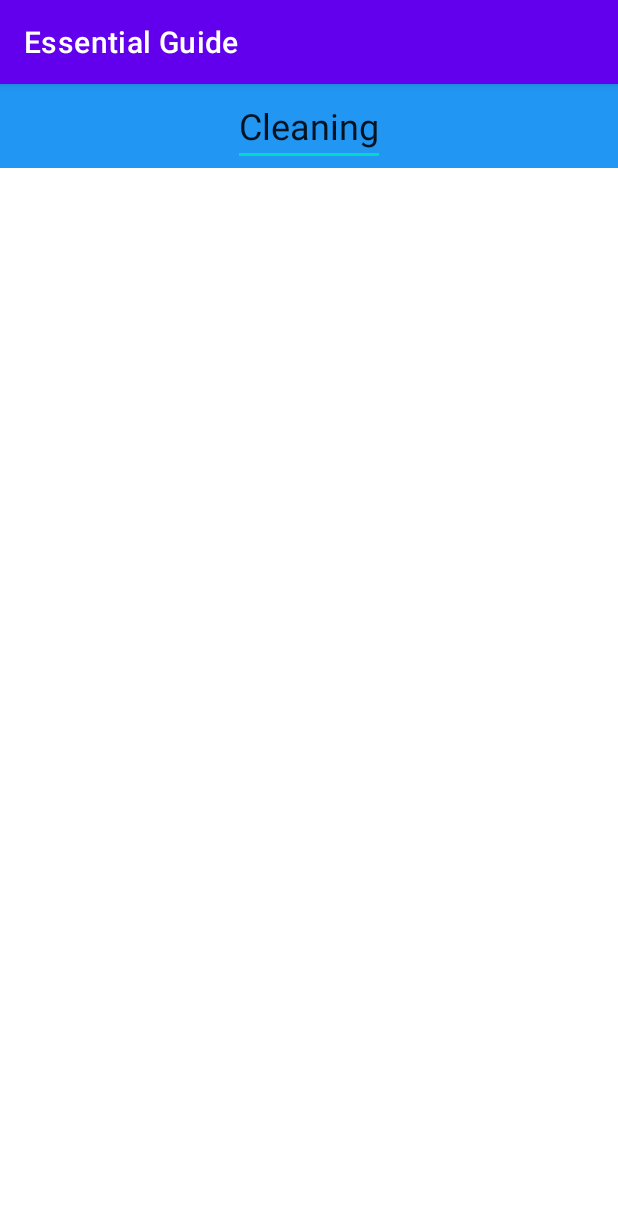
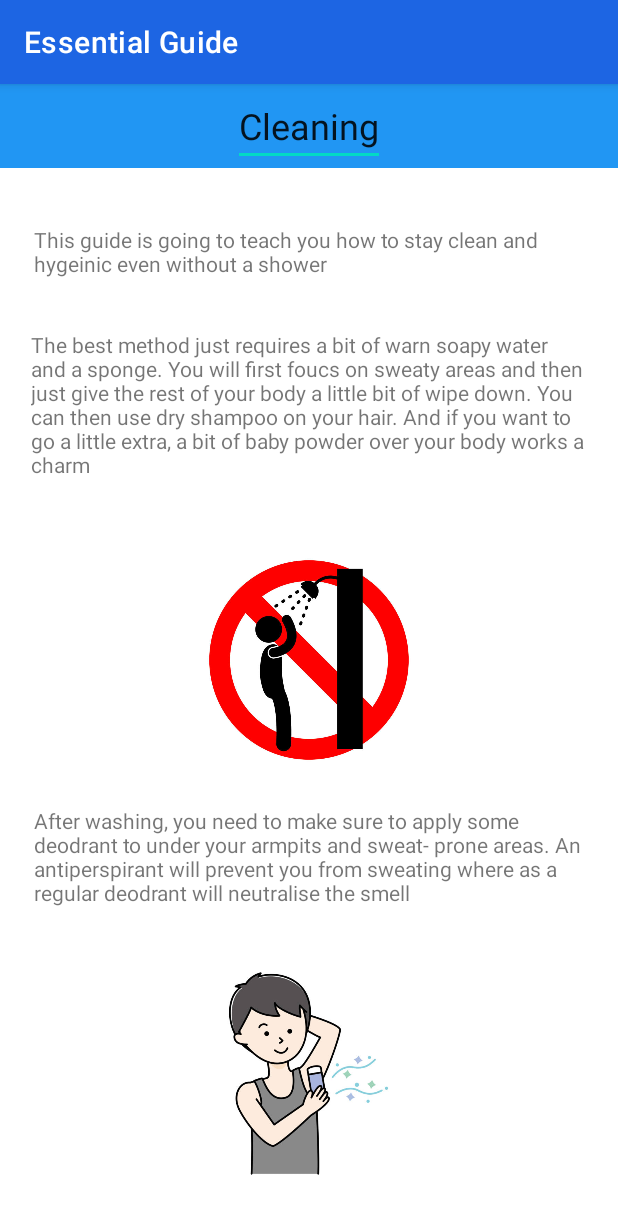
Before and after one commit to harvey1344/Synoptic_Project, an Android app: the Cleaning screen opened directly, with no data from a screen before it, on a phone screen of 412 x 824 dp. Shown: the top 1214 px of the screen. Run offline under Robolectric (Android 15) with nearby library versions, the phone set to English and light mode, and no system bars.

Commit message:
cleaning

```diff
--- a/app/src/main/res/layout/activity_cleaning.xml
+++ b/app/src/main/res/layout/activity_cleaning.xml
@@ -25,4 +25,69 @@
         android:textSize="24sp"
         app:layout_anchor="@+id/toolbar"
         app:layout_anchorGravity="center" />
+
+    <androidx.constraintlayout.widget.ConstraintLayout
+        android:id="@+id/constraintLayout4"
+        android:layout_width="match_parent"
+        android:layout_height="match_parent">
+
+        <ImageView
+            android:id="@+id/imageView7"
+            android:layout_width="196dp"
+            android:layout_height="141dp"
+            app:layout_constraintBottom_toBottomOf="parent"
+            app:layout_constraintEnd_toEndOf="parent"
+            app:layout_constraintStart_toStartOf="parent"
+            app:layout_constraintTop_toTopOf="parent"
+            app:srcCompat="@drawable/shower" />
+
+        <TextView
+            android:id="@+id/textView12"
+            android:layout_width="366dp"
+            android:layout_height="43dp"
+            android:text="This guide is going to teach you how to stay clean and hygeinic even without a shower"
+            app:layout_constraintBottom_toBottomOf="parent"
+            app:layout_constraintEnd_toEndOf="parent"
+            app:layout_constraintHorizontal_bias="0.488"
+            app:layout_constraintStart_toStartOf="parent"
+            app:layout_constraintTop_toTopOf="parent"
+            app:layout_constraintVertical_bias="0.13" />
+
+        <TextView
+            android:id="@+id/textView13"
+            android:layout_width="369dp"
+            android:layout_height="121dp"
+            android:text="The best method just requires a bit of warn soapy water and a sponge. You will first foucs on sweaty areas and then just give the rest of your body a little bit of wipe down. You can then use dry shampoo on your hair. And if you want to go a little extra, a bit of baby powder over your body works a charm"
+            app:layout_constraintBottom_toBottomOf="parent"
+            app:layout_constraintEnd_toEndOf="parent"
+            app:layout_constraintHorizontal_bias="0.478"
+            app:layout_constraintStart_toStartOf="parent"
+            app:layout_constraintTop_toTopOf="parent"
+            app:layout_constraintVertical_bias="0.254" />
+
+        <TextView
+            android:id="@+id/textView14"
+            android:layout_width="368dp"
+            android:layout_height="81dp"
+            android:text="After washing, you need to make sure to apply some deodrant to under your armpits and sweat- prone areas. An antiperspirant will prevent you from sweating where as a regular deodrant will neutralise the smell"
+            app:layout_constraintBottom_toBottomOf="parent"
+            app:layout_constraintEnd_toEndOf="parent"
+            app:layout_constraintHorizontal_bias="0.511"
+            app:layout_constraintStart_toStartOf="parent"
+            app:layout_constraintTop_toTopOf="parent"
+            app:layout_constraintVertical_bias="0.701" />
+
+        <ImageView
+            android:id="@+id/imageView9"
+            android:layout_width="273dp"
+            android:layout_height="139dp"
+            app:layout_constraintBottom_toBottomOf="parent"
+            app:layout_constraintEnd_toEndOf="parent"
+            app:layout_constraintStart_toStartOf="parent"
+            app:layout_constraintTop_toTopOf="parent"
+            app:layout_constraintVertical_bias="0.939"
+            app:srcCompat="@drawable/deodrant" />
+
+    </androidx.constraintlayout.widget.ConstraintLayout>
+
 </androidx.coordinatorlayout.widget.CoordinatorLayout>
--- a/app/src/main/res/layout/activity_getting_online.xml
+++ b/app/src/main/res/layout/activity_getting_online.xml
@@ -21,7 +21,7 @@
         android:layout_height="wrap_content"
         android:ems="10"
         android:inputType="textPersonName"
-        android:text="Getting Online"
+        android:text="@string/getting_online"
         android:textSize="24sp"
         app:layout_anchor="@+id/toolbar"
         app:layout_anchorGravity="center" />
@@ -82,7 +82,7 @@
             android:id="@+id/textView9"
             android:layout_width="371dp"
             android:layout_height="104dp"
-            android:text="If youre reading this, we assume you know enough about getting online that this guide will just be a small helper. Now we are going to focus on getting online on a mobile device. So you can get our updates as we make them."
+            android:text="@string/onlinetext1"
             android:textSize="16sp"
             app:layout_constraintBottom_toBottomOf="parent"
             app:layout_constraintEnd_toEndOf="parent"
@@ -94,7 +94,7 @@
             android:id="@+id/textView10"
             android:layout_width="371dp"
             android:layout_height="104dp"
-            android:text="To begin were going to open the settings. From settigns we go to WiFi and network- WiFi. Now you will want to get the SSID (fancy word for name) from your wifi router. And then when prompted, enter the password. "
+            android:text="@string/onlinetext2"
             android:textSize="16sp"
             app:layout_constraintBottom_toBottomOf="parent"
             app:layout_constraintEnd_toEndOf="parent"
--- a/app/src/main/res/values/colors.xml
+++ b/app/src/main/res/values/colors.xml
@@ -1,8 +1,8 @@
 <?xml version="1.0" encoding="utf-8"?>
 <resources>
     <color name="purple_200">#FFBB86FC</color>
-    <color name="purple_500">#FF6200EE</color>
-    <color name="purple_700">#FF3700B3</color>
+    <color name="purple_500">#1D65E3</color>
+    <color name="purple_700">#000000</color>
     <color name="teal_200">#FF03DAC5</color>
     <color name="teal_700">#FF018786</color>
     <color name="black">#FF000000</color>
--- a/app/src/main/res/values/strings.xml
+++ b/app/src/main/res/values/strings.xml
@@ -6,6 +6,9 @@ Chicken is safe to eat at 165 degrees(F) and can still be slightly pink, so colo
 </string>
     <string name="chicken2">A good way to check is to hold your finger in the middle of the chicken and if its too ho to hold for more than ½ second then you’re done.
 An immediate way to cook is to sear the chicken in a hot pan for 3-4 minutes each side and then finish off in the oven.</string>
+    <string name="getting_online">Getting Online</string>
+    <string name="onlinetext2">To begin were going to open the settings. From settigns we go to WiFi and network- WiFi. Now you will want to get the SSID (fancy word for name) from your wifi router. And then when prompted, enter the password.</string>
+    <string name="onlinetext1">If youre reading this, we assume you know enough about getting online that this guide will just be a small helper. Now we are going to focus on getting online on a mobile device. So you can get our updates as we make them.</string>
 
 
     <string-array name="pages">
```
Also changed, not shown: app/src/main/res/drawable/deodrant.jpg (added), app/src/main/res/drawable/shower.jpg (added).
